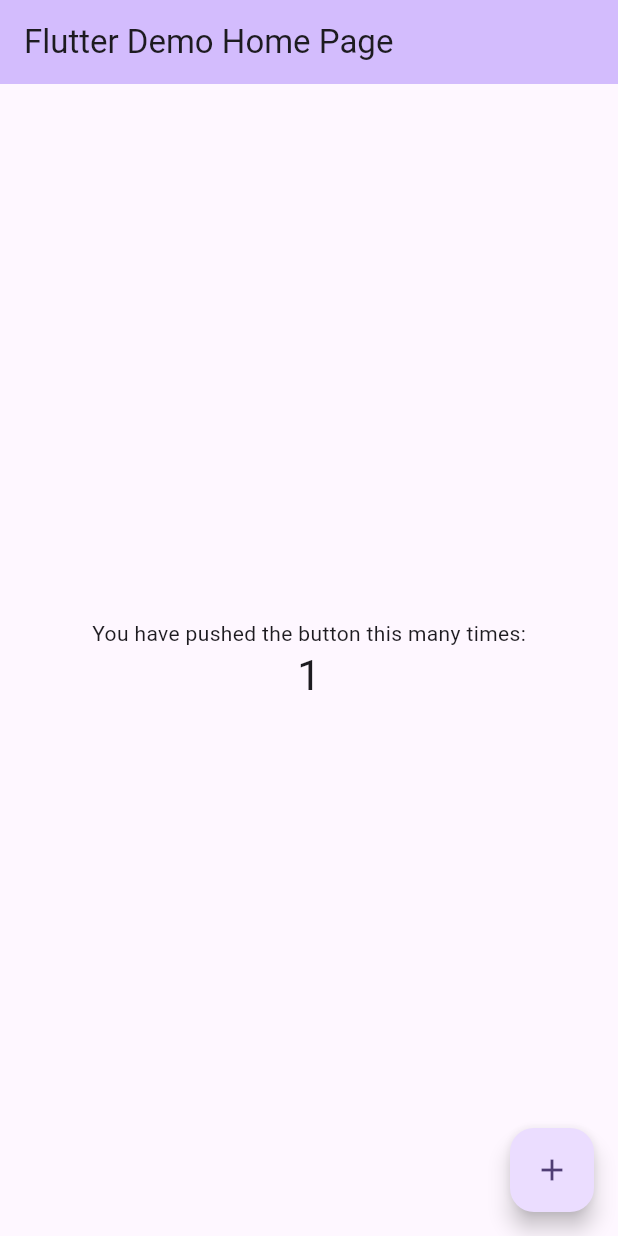
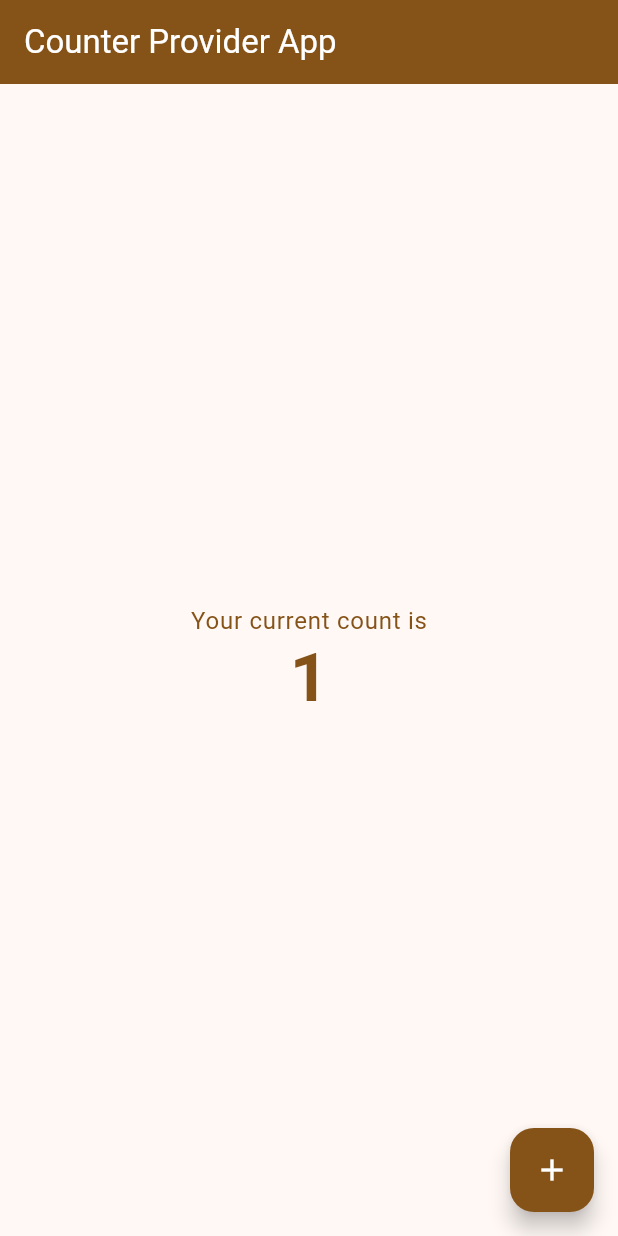
Before and after one commit to Alok-Sci/coursera--counter-provider, a Flutter app: the screen it shows after launch, after a tap on the "add" icon, on a phone screen of 412 x 824 dp. Run offline on Flutter 3.47's test engine with Material 3 defaults, Android fonts, the phone set to English and light mode, and no system bars.

Commit message:
Task 1:  Setup Provider Model Class and Implement a Consumer

```diff
--- a/lib/main.dart
+++ b/lib/main.dart
@@ -1,125 +1,89 @@
+import 'package:coursera__counter_provider/providers/counter_model.dart';
 import 'package:flutter/material.dart';
+import 'package:provider/provider.dart';
 
 void main() {
-  runApp(const MyApp());
+  runApp(
+    ChangeNotifierProvider(
+      create: (context) => CounterModel(),
+      child: const MyApp(),
+    ),
+  );
 }
 
 class MyApp extends StatelessWidget {
   const MyApp({super.key});
 
-  // This widget is the root of your application.
   @override
   Widget build(BuildContext context) {
     return MaterialApp(
       title: 'Flutter Demo',
       theme: ThemeData(
-        // This is the theme of your application.
-        //
-        // TRY THIS: Try running your application with "flutter run". You'll see
-        // the application has a purple toolbar. Then, without quitting the app,
-        // try changing the seedColor in the colorScheme below to Colors.green
-        // and then invoke "hot reload" (save your changes or press the "hot
-        // reload" button in a Flutter-supported IDE, or press "r" if you used
-        // the command line to start the app).
-        //
-        // Notice that the counter didn't reset back to zero; the application
-        // state is not lost during the reload. To reset the state, use hot
-        // restart instead.
-        //
-        // This works for code too, not just values: Most code changes can be
-        // tested with just a hot reload.
-        colorScheme: ColorScheme.fromSeed(seedColor: Colors.deepPurple),
+        colorScheme: ColorScheme.fromSeed(seedColor: Colors.orange),
         useMaterial3: true,
       ),
-      home: const MyHomePage(title: 'Flutter Demo Home Page'),
+      home: const CounterWidget(),
     );
   }
 }
 
-class MyHomePage extends StatefulWidget {
-  const MyHomePage({super.key, required this.title});
-
-  // This widget is the home page of your application. It is stateful, meaning
-  // that it has a State object (defined below) that contains fields that affect
-  // how it looks.
-
-  // This class is the configuration for the state. It holds the values (in this
-  // case the title) provided by the parent (in this case the App widget) and
-  // used by the build method of the State. Fields in a Widget subclass are
-  // always marked "final".
-
-  final String title;
-
-  @override
-  State<MyHomePage> createState() => _MyHomePageState();
-}
-
-class _MyHomePageState extends State<MyHomePage> {
-  int _counter = 0;
-
-  void _incrementCounter() {
-    setState(() {
-      // This call to setState tells the Flutter framework that something has
-      // changed in this State, which causes it to rerun the build method below
-      // so that the display can reflect the updated values. If we changed
-      // _counter without calling setState(), then the build method would not be
-      // called again, and so nothing would appear to happen.
-      _counter++;
-    });
-  }
+class CounterWidget extends StatelessWidget {
+  const CounterWidget({super.key});
 
   @override
   Widget build(BuildContext context) {
-    // This method is rerun every time setState is called, for instance as done
-    // by the _incrementCounter method above.
-    //
-    // The Flutter framework has been optimized to make rerunning build methods
-    // fast, so that you can just rebuild anything that needs updating rather
-    // than having to individually change instances of widgets.
+    final model = Provider.of<CounterModel>(context);
+    final theme = Theme.of(context);
+    final textTheme = theme.textTheme;
+    final colorScheme = theme.colorScheme;
+
     return Scaffold(
       appBar: AppBar(
-        // TRY THIS: Try changing the color here to a specific color (to
-        // Colors.amber, perhaps?) and trigger a hot reload to see the AppBar
-        // change color while the other colors stay the same.
-        backgroundColor: Theme.of(context).colorScheme.inversePrimary,
-        // Here we take the value from the MyHomePage object that was created by
-        // the App.build method, and use it to set our appbar title.
-        title: Text(widget.title),
+        backgroundColor: colorScheme.primary,
+        title: Text(
+          'Counter Provider App',
+          style: textTheme.titleLarge?.copyWith(
+            color: colorScheme.onPrimary,
           ),
-      body: Center(
-        // Center is a layout widget. It takes a single child and positions it
-        // in the middle of the parent.
+        ),
+      ),
+      floatingActionButton: FloatingActionButton(
+        onPressed: model.increment,
+        backgroundColor: colorScheme.primary,
+        foregroundColor: colorScheme.onPrimary,
+        child: Icon(Icons.add, color: colorScheme.onPrimary),
+      ),
+      body: Padding(
+        padding: EdgeInsets.all(8.0),
+        child: Center(
           child: Column(
-          // Column is also a layout widget. It takes a list of children and
-          // arranges them vertically. By default, it sizes itself to fit its
-          // children horizontally, and tries to be as tall as its parent.
-          //
-          // Column has various properties to control how it sizes itself and
-          // how it positions its children. Here we use mainAxisAlignment to
-          // center the children vertically; the main axis here is the vertical
-          // axis because Columns are vertical (the cross axis would be
-          // horizontal).
-          //
-          // TRY THIS: Invoke "debug painting" (choose the "Toggle Debug Paint"
-          // action in the IDE, or press "p" in the console), to see the
-          // wireframe for each widget.
             mainAxisAlignment: MainAxisAlignment.center,
             children: <Widget>[
-            const Text(
-              'You have pushed the button this many times:',
+              Text(
+                "Your current count is",
+                style: textTheme.bodyLarge?.copyWith(
+                  color: colorScheme.primary,
                 ),
-            Text(
-              '$_counter',
-              style: Theme.of(context).textTheme.headlineMedium,
+              ),
+              Consumer<CounterModel>(
+                builder: (
+                  BuildContext context,
+                  CounterModel value,
+                  Widget? child,
+                ) {
+                  return Text(
+                    value.counter.toString(),
+                    style: textTheme.displayMedium?.copyWith(
+                      fontWeight: FontWeight.bold,
+                      color: colorScheme.primary,
+                    ),
+                  );
+                },
               ),
             ],
           ),
         ),
-      floatingActionButton: FloatingActionButton(
-        onPressed: _incrementCounter,
-        tooltip: 'Increment',
-        child: const Icon(Icons.add),
-      ), // This trailing comma makes auto-formatting nicer for build methods.
+      ),
     );
   }
 }
--- /dev/null
+++ b/lib/providers/counter_model.dart
@@ -0,0 +1,17 @@
+import 'package:flutter/material.dart';
+
+class CounterModel extends ChangeNotifier {
+  int _counter = 0;
+  int get counter => _counter;
+
+  void increment() {
+    _counter++;
+    notifyListeners();
+  }
+
+  void decrement(){
+    _counter--;
+    notifyListeners();
+  }
+
+}
--- a/pubspec.yaml
+++ b/pubspec.yaml
@@ -34,6 +34,7 @@ dependencies:
   # The following adds the Cupertino Icons font to your application.
   # Use with the CupertinoIcons class for iOS style icons.
   cupertino_icons: ^1.0.8
+  provider: ^6.1.5
 
 dev_dependencies:
   flutter_test:
```
Also changed, not shown: pubspec.lock. Lines whose indentation alone changed are shown as unchanged.
